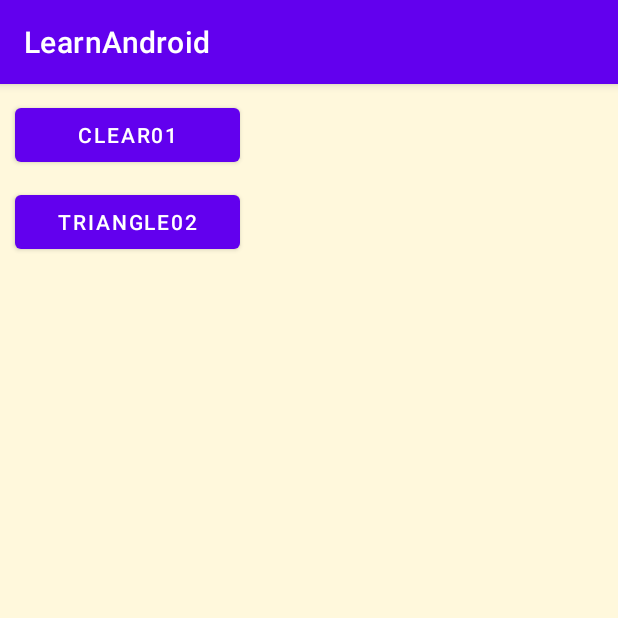
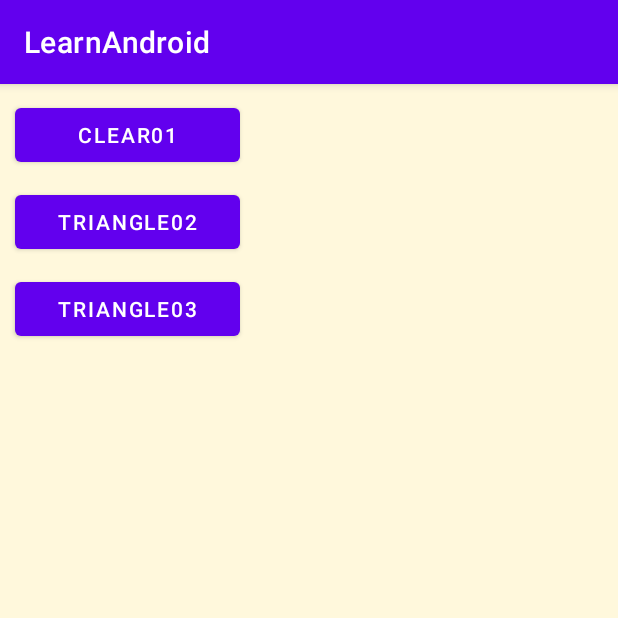
Before and after one commit to zhe-ma/learn-android, an Android app: the screen it shows after launch (MainActivity), on a phone screen of 412 x 824 dp, the top half of it. Run offline under Robolectric (Android 15) with nearby library versions, the phone set to English and light mode, and no system bars.

Commit message:
Opengl03: Draw triangle with matrix

```diff
--- a/app/src/main/java/com/example/learnandroid/RendererActivity.java
+++ b/app/src/main/java/com/example/learnandroid/RendererActivity.java
@@ -8,6 +8,7 @@ import androidx.appcompat.app.AppCompatActivity;
 
 import com.example.learnandroid.renderer.ClearRenderer01;
 import com.example.learnandroid.renderer.TriangleRenderer02;
+import com.example.learnandroid.renderer.TriangleRenderer03;
 
 public class RendererActivity extends AppCompatActivity {
     @Override
@@ -28,6 +29,8 @@ public class RendererActivity extends AppCompatActivity {
             case R.id.triangle_renderer:
                 glSurfaceView.setRenderer(new TriangleRenderer02());
                 break;
+            case R.id.triangle_renderer_with_matrix:
+                glSurfaceView.setRenderer(new TriangleRenderer03());
             default:
                 break;
         }
--- a/app/src/main/res/layout/activity_main.xml
+++ b/app/src/main/res/layout/activity_main.xml
@@ -26,4 +26,15 @@
         android:layout_marginStart="10dp">
     </Button>
 
+    <Button
+        android:id="@+id/triangle_renderer_with_matrix"
+        android:layout_width="150dp"
+        android:layout_height="wrap_content"
+        android:layout_below="@+id/triangle_renderer"
+        android:layout_marginTop="10dp"
+        android:layout_alignParentStart="true"
+        android:layout_marginStart="10dp"
+        android:text="Triangle03">
+    </Button>
+
 </RelativeLayout>
```
Also changed, not shown: app/src/main/java/com/example/learnandroid/MainActivity.java (+2 -8 lines), app/src/main/java/com/example/learnandroid/renderer/TriangleRenderer03.java (added, +189 -0 lines).
